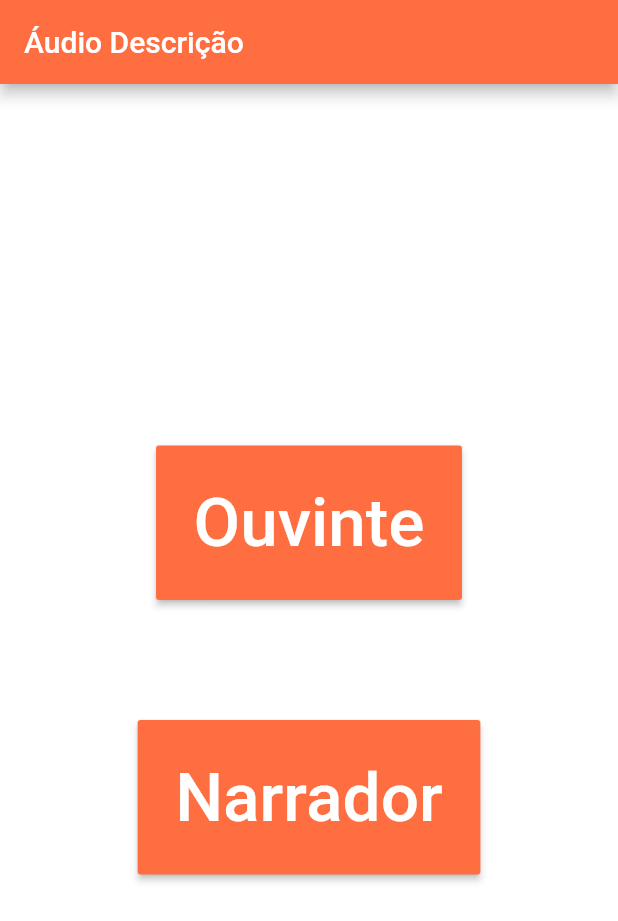
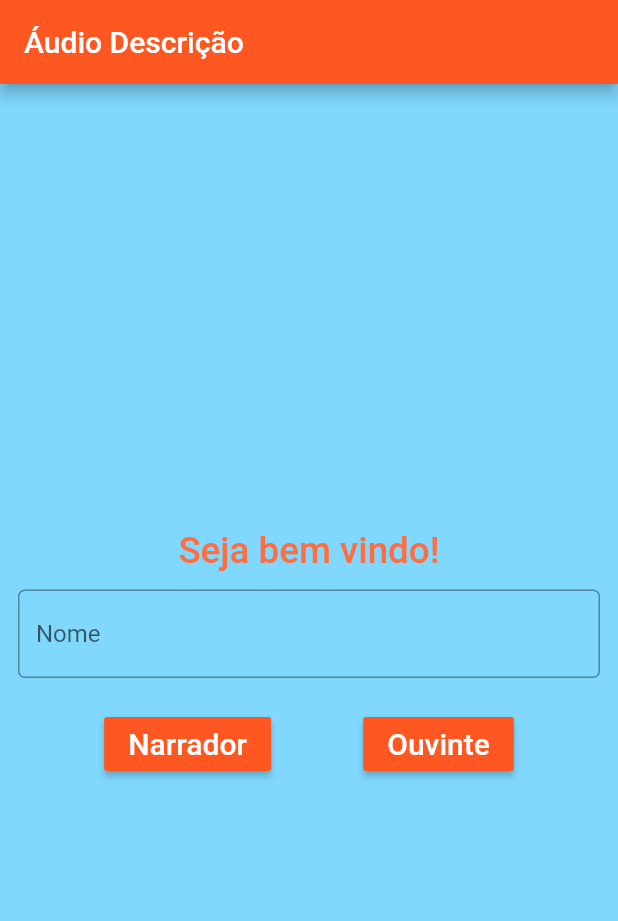
Before and after one commit to mayconghizoni/audio-descricao, a Flutter app: the screen it shows after launch, on a phone screen of 412 x 824 dp. Shown: the top 921 px of the screen. Run offline on Flutter 3.47's test engine with Material 2 defaults, Android fonts, the phone set to English and light mode, and no system bars; missing offline and left inert: sound_stream, wifi_info_flutter.

Commit message:
Revert "commit 31-05-2021"
This reverts commit 3774c2ee4893d5b4d505182cb1e102e60f5ffb14, reversing
changes made to f3470225ff0ecc3647469650df48e3b8bdb591ce.

```diff
--- a/lib/ui/decision.dart
+++ b/lib/ui/decision.dart
@@ -8,11 +8,39 @@ class Decision extends StatefulWidget {
 }
 
 class _DecisionState extends State<Decision> {
+  final TextEditingController _usuarioController = new TextEditingController();
+  final GlobalKey<FormState> _formKey = GlobalKey<FormState>();
+  bool _autoValidate = false;
+  String _name = "";
+
+  validateInputsStoryteller() {
+    if (_formKey.currentState.validate()) {
+      _formKey.currentState.save();
+      showHomeStoryteller();
+    } else {
+      setState(() {
+        _autoValidate = true;
+      });
+    }
+  }
+
+  validateInputsListener() {
+    if (_formKey.currentState.validate()) {
+      _formKey.currentState.save();
+      showHomeListener();
+    } else {
+      setState(() {
+        _autoValidate = true;
+      });
+    }
+  }
+
   showHomeStoryteller() {
+    String textToSend = _usuarioController.text;
     Navigator.push(
         context,
         MaterialPageRoute(
-          builder: (context) => new Home(),
+          builder: (context) => new Home(textToSend),
         ));
   }
 
@@ -29,50 +57,85 @@ class _DecisionState extends State<Decision> {
     return Scaffold(
         appBar: new AppBar(
           title: Text("Áudio Descrição"),
-        backgroundColor: Colors.deepOrangeAccent,
+          backgroundColor: Colors.deepOrange,
           // actions: <Widget>[],
         ),
-      backgroundColor: Colors.white,
-      body: Container(
-        alignment: Alignment.center,
+        backgroundColor: Colors.lightBlueAccent[100],
+        body: Form(
+          key: _formKey,
           child: Column(
               mainAxisAlignment: MainAxisAlignment.center,
               children: <Widget>[
+                Text(
+                  "Seja bem vindo!",
+                  style: TextStyle(
+                    fontSize: 24.5,
+                    fontWeight: FontWeight.w500,
+                    color: Colors.deepOrangeAccent,
+                  ),
+                ),
                 Padding(
-              padding: const EdgeInsets.all(40.0),
+                  padding: const EdgeInsets.all(12.0),
+                  child: TextFormField(
+                    controller: _usuarioController,
+                    decoration: InputDecoration(
+                      hintText: 'Nome',
+                      border: OutlineInputBorder(
+                          borderRadius: BorderRadius.circular(4.5)),
+                    ),
+                    keyboardType: TextInputType.text,
+                    validator: (String arg) {
+                      if (arg.length < 3)
+                        return 'Digite seu nome';
+                      else
+                        return null;
+                    },
+                    onSaved: (String val) {
+                      _name = val;
+                    },
+                  ),
+                ),
+                Padding(
+                  padding: const EdgeInsets.all(8.0),
+                  child: Container(
+                    child: Row(
+                      mainAxisAlignment: MainAxisAlignment.spaceEvenly,
+                      children: <Widget>[
+                        //Entrar
+                        Container(
                           // ignore: deprecated_member_use
                           child: RaisedButton(
-                onPressed: showHomeListener,
-                color: Colors.deepOrangeAccent,
-                padding: const EdgeInsets.all(25.0),
+                            onPressed: validateInputsStoryteller,
+                            color: Colors.deepOrange,
+                            child: Text(
+                              "Narrador",
+                              style: TextStyle(
+                                color: Colors.white,
+                                fontSize: 20.0,
+                              ),
+                            ),
+                          ),
+                        ),
+                        //Cancelar
+                        Container(
+                          // ignore: deprecated_member_use
+                          child: RaisedButton(
+                            onPressed: validateInputsListener,
+                            color: Colors.deepOrange,
                             child: Text(
                               "Ouvinte",
                               style: TextStyle(
-                    fontSize: 45.0,
+                                fontSize: 20.0,
                                 color: Colors.white,
                               ),
                             ),
                           ),
-            ),
-            Padding(
-              padding: const EdgeInsets.all(40.0),
-              // ignore: deprecated_member_use
-              child: RaisedButton(
-                onPressed: showHomeStoryteller,
-                color: Colors.deepOrangeAccent,
-                padding: const EdgeInsets.all(25.0),
-                child: Text(
-                  "Narrador",
-                  style: TextStyle(
-                    color: Colors.white,
-                    fontSize: 45.0,
-                  ),
-                ),
-              ),
-            ),
+                        )
                       ],
                     ),
                   ),
-    );
+                )
+              ]),
+        ));
   }
 }
```
Also changed, not shown: lib/ui/listener/home_receptor.dart (+25 -14 lines), lib/ui/storyteller/home.dart (+19 -58 lines), lib/ui/storyteller/transmition.dart (+75 -11 lines). Lines whose indentation alone changed are shown as unchanged.
